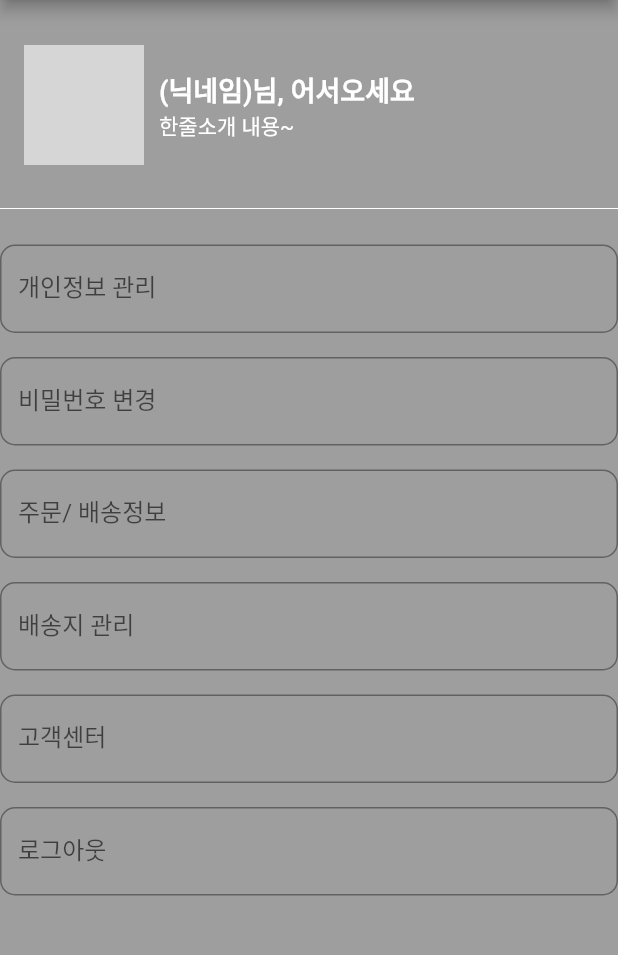
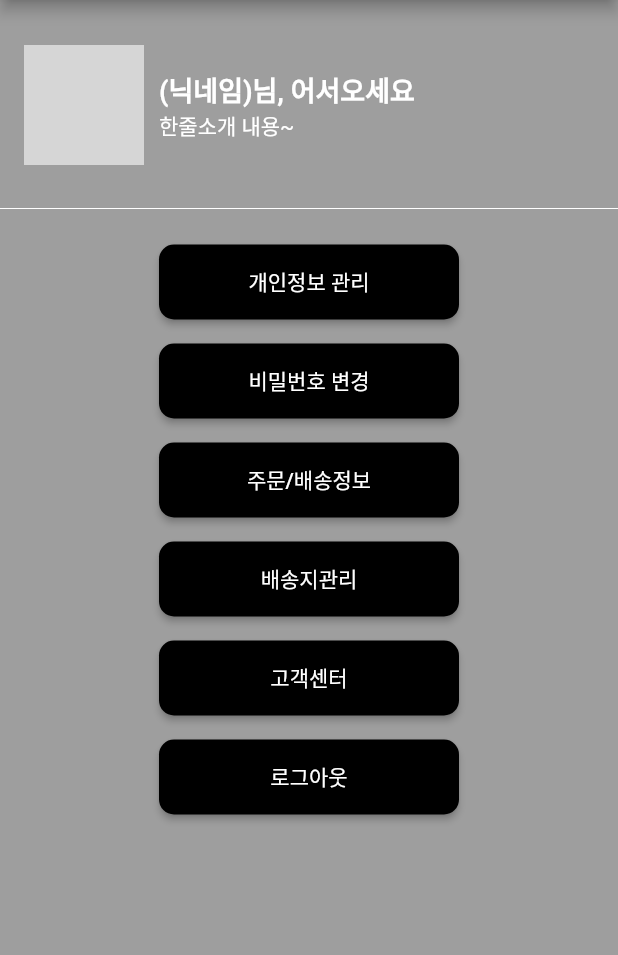
Before and after one commit to m-artx/artx-ios, a Flutter app: the MyProfilePage screen opened directly, on a phone screen of 412 x 824 dp, the part 84-1039 px from its top. Run offline on Flutter 3.47's test engine with Material 2 defaults, Android fonts, the phone set to English and light mode, and no system bars; our stand-ins replace carousel_slider, page_view_indicators; network calls fail; grey boxes are pictures that could not be loaded.

Commit message:
ARTX-64 feat: 마이페이지 화면 구현

```diff
--- a/lib/my_profile.dart
+++ b/lib/my_profile.dart
@@ -1,6 +1,7 @@
 import 'package:flutter/material.dart';
 import 'custom_app_bar.dart'; // 앱바를 위한 사용자 정의 위젯을 임포트합니다.
 import 'side_menu.dart'; // 사이드 메뉴를 위한 사용자 정의 위젯을 임포트합니다.
+import 'customer_service.dart';
 
 class MyProfilePage extends StatelessWidget {
   @override
@@ -50,59 +51,94 @@ class MyProfilePage extends StatelessWidget {
           const SizedBox(height: 21),
           Divider(color: Colors.white), // 검은색 가로줄
           const SizedBox(height: 16),
-          TextField(
-            decoration: InputDecoration(
-              labelText: '개인정보 관리',
-              border: OutlineInputBorder(
+          ElevatedButton(
+            onPressed: () {},
+            child: Text('개인정보 관리',
+                style: TextStyle(color: Colors.white)), // 텍스트 색상을 흰색으로 변경
+            style: ElevatedButton.styleFrom(
+              shape: RoundedRectangleBorder(
                 borderRadius: BorderRadius.circular(10.0),
               ),
+              primary: Colors.black, // 배경색을 검정색으로 변경
+              minimumSize: Size(200, 50), // 버튼 크기를 변경
+            ),
+          ),
+          const SizedBox(height: 16), // 버튼 사이의 간격을 조절할 수 있습니다.
+          ElevatedButton(
+            onPressed: () {},
+            child: Text('비밀번호 변경',
+                style: TextStyle(color: Colors.white)), // 텍스트 색상을 흰색으로 변경
+            style: ElevatedButton.styleFrom(
+              shape: RoundedRectangleBorder(
+                borderRadius: BorderRadius.circular(10.0),
+              ),
+              primary: Colors.black, // 배경색을 검정색으로 변경
+              minimumSize: Size(200, 50), // 버튼 크기를 변경
             ),
           ),
           const SizedBox(height: 16),
-          TextField(
-            decoration: InputDecoration(
-              labelText: '비밀번호 변경',
-              border: OutlineInputBorder(
+          ElevatedButton(
+            onPressed: () {},
+            child: Text('주문/배송정보',
+                style: TextStyle(color: Colors.white)), // 텍스트 색상을 흰색으로 변경
+            style: ElevatedButton.styleFrom(
+              shape: RoundedRectangleBorder(
                 borderRadius: BorderRadius.circular(10.0),
               ),
+              primary: Colors.black, // 배경색을 검정색으로 변경
+              minimumSize: Size(200, 50), // 버튼 크기를 변경
             ),
           ),
           const SizedBox(height: 16),
-          TextField(
-            decoration: InputDecoration(
-              labelText: '주문/ 배송정보',
-              border: OutlineInputBorder(
+          ElevatedButton(
+            onPressed: () {},
+            child: Text('배송지관리',
+                style: TextStyle(color: Colors.white)), // 텍스트 색상을 흰색으로 변경
+            style: ElevatedButton.styleFrom(
+              shape: RoundedRectangleBorder(
                 borderRadius: BorderRadius.circular(10.0),
               ),
+              primary: Colors.black, // 배경색을 검정색으로 변경
+              minimumSize: Size(200, 50), // 버튼 크기를 변경
             ),
           ),
           const SizedBox(height: 16),
-          TextField(
-            decoration: InputDecoration(
-              labelText: '배송지 관리',
-              border: OutlineInputBorder(
+          ElevatedButton(
+            onPressed: () {
+              Navigator.push(
+                context,
+                MaterialPageRoute(
+                  builder: (context) => customer_service(),
+                ),
+              );
+            },
+            child: Text(
+              '고객센터',
+              style: TextStyle(color: Colors.white),
+            ),
+            style: ElevatedButton.styleFrom(
+              shape: RoundedRectangleBorder(
                 borderRadius: BorderRadius.circular(10.0),
               ),
+              primary: Colors.black,
+              minimumSize: Size(200, 50),
+            ),
+          ),
+
+          const SizedBox(height: 16),
+          ElevatedButton(
+            onPressed: () {},
+            child: Text('로그아웃',
+                style: TextStyle(color: Colors.white)), // 텍스트 색상을 흰색으로 변경
+            style: ElevatedButton.styleFrom(
+              shape: RoundedRectangleBorder(
+                borderRadius: BorderRadius.circular(10.0),
+              ),
+              primary: Colors.black, // 배경색을 검정색으로 변경
+              minimumSize: Size(200, 50), // 버튼 크기를 변경
             ),
           ),
           const SizedBox(height: 16),
-          TextField(
-            decoration: InputDecoration(
-              labelText: '고객센터',
-              border: OutlineInputBorder(
-                borderRadius: BorderRadius.circular(10.0),
-              ),
-            ),
-          ),
-          const SizedBox(height: 16),
-          TextField(
-            decoration: InputDecoration(
-              labelText: '로그아웃',
-              border: OutlineInputBorder(
-                borderRadius: BorderRadius.circular(10.0),
-              ),
-            ),
-          ),
         ],
       ),
     );
```
